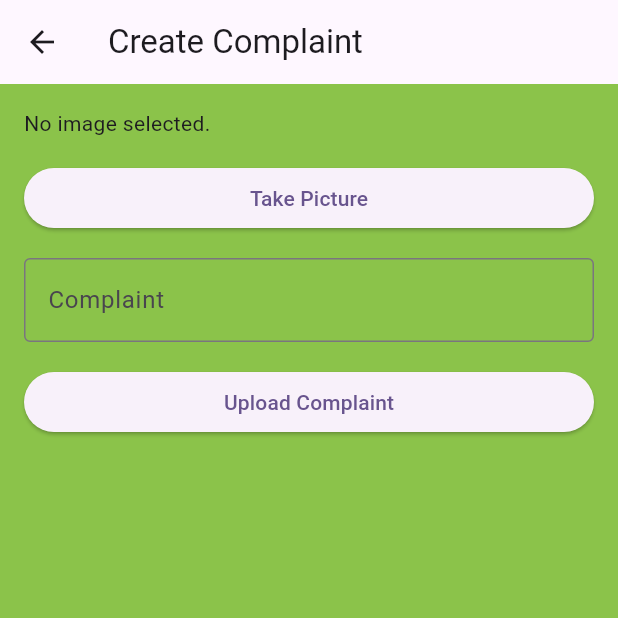
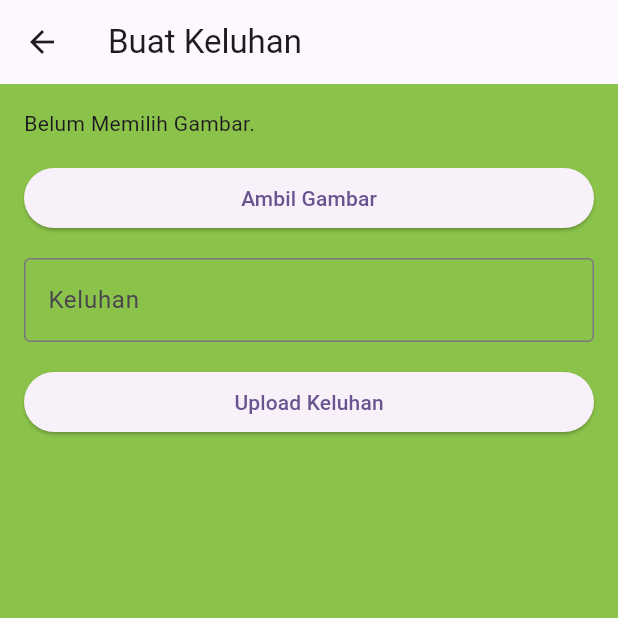
Before and after one commit to bagussatt/Gemah_Ripah_Hijau, a Flutter app: the CreateComplaintPage screen opened directly with empty values, on a phone screen of 412 x 824 dp, the top half of it. Run offline on Flutter 3.47's test engine with Material 3 defaults, Android fonts, the phone set to English and light mode, and no system bars; our stand-ins replace carousel_slider, flutter_rating_bar, geocoding, geolocator, google_maps_flutter, image_picker; network calls fail.

Commit message:
"Translated UI text to Indonesian, added carousel slider to user home page, and refactored complaint and pickup creation/editing pages."

```diff
--- a/lib/screens/user/complaint/createcomplaintpage.dart
+++ b/lib/screens/user/complaint/createcomplaintpage.dart
@@ -27,7 +27,7 @@ class _CreateComplaintPageState extends State<CreateComplaintPage> {
       if (pickedFile != null) {
         _image = File(pickedFile.path);
       } else {
-        print('No image taken.');
+        print('tidak ada gambar.');
       }
     });
   }
@@ -36,7 +36,7 @@ class _CreateComplaintPageState extends State<CreateComplaintPage> {
     if (_image == null || _complaintController.text.isEmpty) {
       ScaffoldMessenger.of(context).showSnackBar(
         SnackBar(
-          content: Text('Please select an image and enter your complaint'),
+          content: Text('Mohon Memasukan gambar dan keluhan'),
         ),
       );
       return;
@@ -63,7 +63,7 @@ class _CreateComplaintPageState extends State<CreateComplaintPage> {
       print('Error uploading complaint: $e');
       ScaffoldMessenger.of(context).showSnackBar(
         SnackBar(
-          content: Text('Error uploading complaint. Please try again later.'),
+          content: Text('Error upload. Mohon COba Lagi.'),
         ),
       );
     } finally {
@@ -77,7 +77,7 @@ class _CreateComplaintPageState extends State<CreateComplaintPage> {
   Widget build(BuildContext context) {
     return Scaffold(
       appBar: AppBar(
-        title: Text('Create Complaint'),
+        title: Text('Buat Keluhan'),
       ),
       body: SingleChildScrollView(
         padding: EdgeInsets.all(16.0),
@@ -85,7 +85,7 @@ class _CreateComplaintPageState extends State<CreateComplaintPage> {
           crossAxisAlignment: CrossAxisAlignment.stretch,
           children: <Widget>[
             _image == null
-                ? Text('No image selected.')
+                ? Text('Belum Memilih Gambar.')
                 : Image.file(
                     _image!,
                     height: 200,
@@ -94,14 +94,14 @@ class _CreateComplaintPageState extends State<CreateComplaintPage> {
             SizedBox(height: 16.0),
             ElevatedButton(
               onPressed: _takePicture,
-              child: Text('Take Picture'),
+              child: Text('Ambil Gambar'),
             ),
             SizedBox(height: 16.0),
             TextField(
               controller: _complaintController,
               decoration: InputDecoration(
-                hintText: 'Enter your complaint',
-                labelText: 'Complaint',
+                hintText: 'Masukan Keluhan Anda',
+                labelText: 'Keluhan',
                 border: OutlineInputBorder(),
               ),
             ),
@@ -110,13 +110,12 @@ class _CreateComplaintPageState extends State<CreateComplaintPage> {
               onPressed: _isUploading ? null : _uploadComplaint,
               child: _isUploading
                   ? CircularProgressIndicator()
-                  : Text('Upload Complaint'),
+                  : Text('Upload Keluhan'),
             ),
           ],
         ),
       ),
-       backgroundColor:
-          Colors.lightGreen,
+      backgroundColor: Colors.lightGreen,
     );
   }
 }
--- a/pubspec.yaml
+++ b/pubspec.yaml
@@ -45,6 +45,7 @@ dependencies:
   google_maps_flutter: ^2.2.3
   flutter_rating_bar: ^4.0.1
   provider: ^6.1.2
+  carousel_slider: ^4.2.1
 
 
 
```
Also changed, not shown: lib/screens/user/complaint/complaint_detail.dart (+30 -11 lines), lib/screens/user/complaint/editcomplaint.dart (+31 -3 lines), lib/screens/user/pickup/createpickup.dart (+6 -7 lines), lib/screens/user/userhome_page.dart (+37 -16 lines), pubspec.lock.
